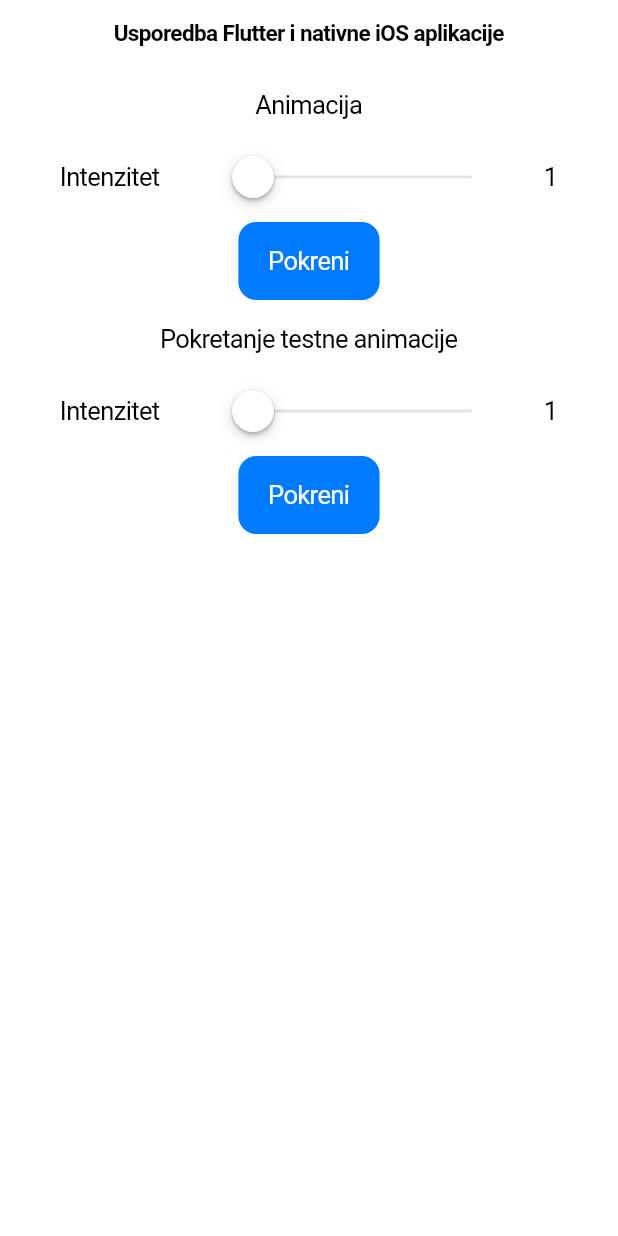
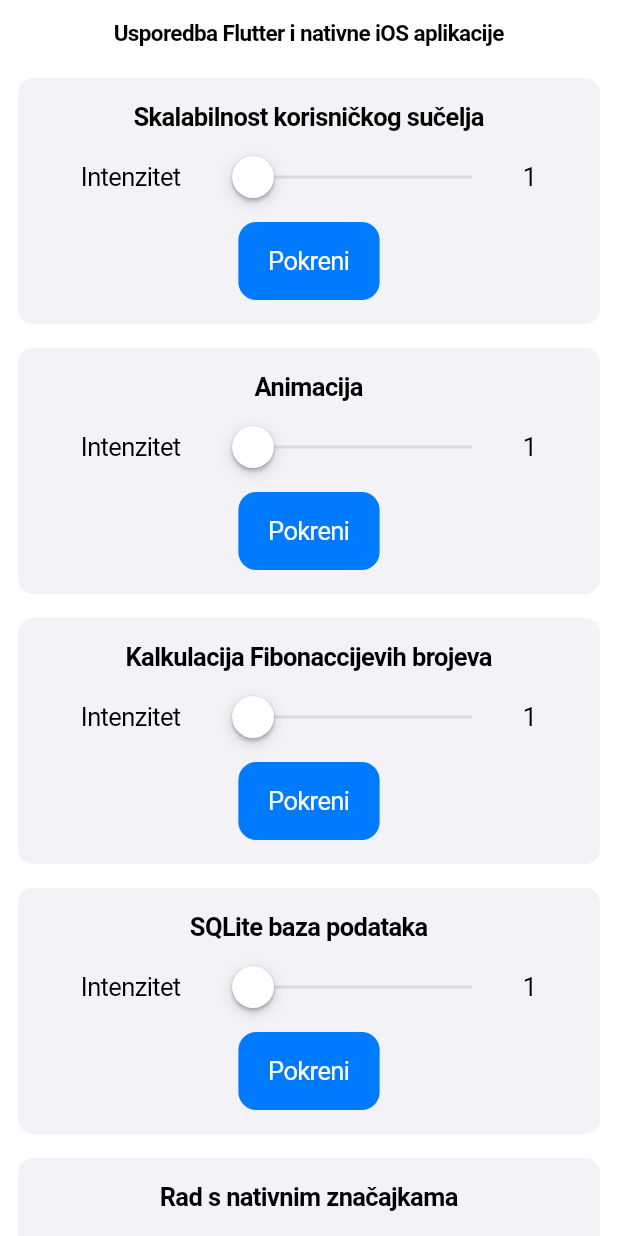
Before and after one commit to kforjan/diplomski, a Flutter app: the screen it shows after launch, on a phone screen of 412 x 824 dp. Run offline on Flutter 3.47's test engine with Material 2 defaults, Android fonts, the light colour scheme and no system bars; our stand-ins replace geolocator, image_picker, moor_flutter; generated files the repository leaves out were written again.

Commit message:
add functionalities

```diff
--- /dev/null
+++ b/lib/data/local/database.dart
@@ -0,0 +1,37 @@
+import 'package:moor_flutter/moor_flutter.dart';
+
+part 'database.g.dart';
+
+class Users extends Table {
+  IntColumn get id => integer().autoIncrement()();
+  TextColumn get name => text()();
+  IntColumn get age => integer()();
+}
+
+@UseMoor(tables: [Users])
+class MyDatabase extends _$MyDatabase {
+  MyDatabase()
+      : super(
+          FlutterQueryExecutor.inDatabaseFolder(
+            path: 'db.sqlite',
+            logStatements: true,
+          ),
+        );
+
+  @override
+  int get schemaVersion => 1;
+
+  Future<List<User>> getAllUsers() => select(users).get();
+
+  Future<void> saveUser(UsersCompanion user) {
+    return into(users).insert(user);
+  }
+
+  Future<void> clearDatabase() async {
+    await delete(users).go();
+  }
+
+  Future<int> countUsers() async {
+    return (await select(users).get()).length;
+  }
+}
--- a/lib/main.dart
+++ b/lib/main.dart
@@ -1,5 +1,5 @@
 import 'package:flutter/cupertino.dart';
-import 'package:flutter_and_native_ios_comparison/views/main_view.dart';
+import 'package:flutter_and_native_ios_comparison/ui/main_screen.dart';
 
 void main() => runApp(const MyApp());
 
@@ -8,16 +8,16 @@
 
   @override
   Widget build(BuildContext context) {
-    return const CupertinoApp(
+    return CupertinoApp(
       title: 'Usporedba Flutter i nativne iOS aplikacije',
       home: CupertinoPageScaffold(
-        navigationBar: CupertinoNavigationBar(
+        navigationBar: const CupertinoNavigationBar(
           middle: Text(
             'Usporedba Flutter i nativne iOS aplikacije',
             style: TextStyle(fontSize: 15),
           ),
         ),
-        child: MainView(),
+        child: MainScreen(),
       ),
     );
   }
--- /dev/null
+++ b/lib/ui/main_screen.dart
@@ -0,0 +1,86 @@
+import 'dart:math';
+
+import 'package:flutter/cupertino.dart';
+import 'package:flutter_and_native_ios_comparison/data/local/database.dart';
+import 'package:flutter_and_native_ios_comparison/ui/animation_screen.dart';
+import 'package:flutter_and_native_ios_comparison/ui/database_screen.dart';
+import 'package:flutter_and_native_ios_comparison/ui/calculation_screen.dart';
+import 'package:flutter_and_native_ios_comparison/ui/native_feature_screen.dart';
+import 'package:flutter_and_native_ios_comparison/ui/scalability_screen.dart';
+import 'package:flutter_and_native_ios_comparison/widgets/slider_main_list_item.dart';
+
+class MainScreen extends StatelessWidget {
+  MainScreen({super.key});
+
+  final database = MyDatabase();
+
+  @override
+  Widget build(BuildContext context) {
+    return SafeArea(
+      child: ListView(
+        children: [
+          MainScreenItem(
+            title: 'Skalabilnost korisničkog sučelja',
+            onStart: (value) {
+              Navigator.of(context).push(
+                CupertinoPageRoute(
+                  builder: (context) => ScalabilityScreen(
+                    intensity: pow(5, value).toInt(),
+                  ),
+                ),
+              );
+            },
+          ),
+          MainScreenItem(
+            title: 'Animacija',
+            onStart: (value) {
+              Navigator.of(context).push(
+                CupertinoPageRoute(
+                  builder: (context) => AnimationScreen(
+                    intensity: pow(10, value).toInt(),
+                  ),
+                ),
+              );
+            },
+          ),
+          MainScreenItem(
+            title: 'Kalkulacija Fibonaccijevih brojeva',
+            onStart: (value) {
+              Navigator.of(context).push(
+                CupertinoPageRoute(
+                  builder: (context) => CalculationScreen(
+                    intensity: pow(7, value).toInt(),
+                  ),
+                ),
+              );
+            },
+          ),
+          MainScreenItem(
+            title: 'SQLite baza podataka',
+            onStart: (value) {
+              Navigator.of(context).push(
+                CupertinoPageRoute(
+                  builder: (context) => DatabaseScreen(
+                    numberOfUsers: pow(10, value - 1).toInt(),
+                    database: database,
+                  ),
+                ),
+              );
+            },
+          ),
+          MainScreenItem(
+            title: 'Rad s nativnim značajkama',
+            showIntensitySlider: false,
+            onStart: (value) {
+              Navigator.of(context).push(
+                CupertinoPageRoute(
+                  builder: (context) => NativeFeaturesScreen(),
+                ),
+              );
+            },
+          ),
+        ],
+      ),
+    );
+  }
+}
--- a/lib/views/main_view.dart
+++ /dev/null
@@ -1,54 +0,0 @@
-import 'dart:math';
-
-import 'package:flutter/cupertino.dart';
-import 'package:flutter_and_native_ios_comparison/views/animation_view.dart';
-import 'package:flutter_and_native_ios_comparison/views/prime_number_screen.dart';
-import 'package:flutter_and_native_ios_comparison/widgets/slider_main_list_item.dart';
-
-class MainView extends StatelessWidget {
-  const MainView({super.key});
-
-  @override
-  Widget build(BuildContext context) {
-    return SafeArea(
-      child: ListView(
-        children: [
-          MainScreenItem(
-            title: 'Animacija',
-            onStart: (value) {
-              Navigator.of(context).push(
-                CupertinoPageRoute(
-                  builder: (context) => IntensiveAnimationScreen(
-                    intensity: pow(10, value).toInt(),
-                  ),
-                ),
-              );
-            },
-          ),
-          MainScreenItem(
-            title: 'Pokretanje testne animacije',
-            onStart: (value) {
-              Navigator.of(context).push(
-                CupertinoPageRoute(
-                  builder: (context) => PrimeNumberScreen(
-                    intensity: pow(10, value).toInt(),
-                  ),
-                ),
-              );
-            },
-          ),
-          // MainScreenItem(
-          //   title: 'Ucitavanje testnog zaslona',
-          //   onLeft: () {},
-          //   onRight: () {},
-          // ),
-          // MainScreenItem(
-          //   title: 'Ucitavanje testnog zaslona',
-          //   onLeft: () {},
-          //   onRight: () {},
-          // ),
-        ],
-      ),
-    );
-  }
-}
--- a/lib/widgets/slider_main_list_item.dart
+++ b/lib/widgets/slider_main_list_item.dart
@@ -1,14 +1,17 @@
 import 'package:flutter/cupertino.dart';
+import 'package:flutter/services.dart';
 
 class MainScreenItem extends StatefulWidget {
   const MainScreenItem({
     required this.title,
     required this.onStart,
+    this.showIntensitySlider = true,
     Key? key,
   }) : super(key: key);
 
   final String title;
   final Function(int) onStart;
+  final bool showIntensitySlider;
 
   @override
   _MainScreenItemState createState() => _MainScreenItemState();
@@ -19,19 +22,22 @@
 
   @override
   Widget build(BuildContext context) {
-    return Column(
+    return Container(
+      decoration: BoxDecoration(
+        borderRadius: BorderRadius.circular(10),
+        color: CupertinoColors.systemGroupedBackground,
+      ),
+      margin: const EdgeInsets.symmetric(vertical: 8.0, horizontal: 12.0),
+      padding: const EdgeInsets.all(16.0),
+      child: Column(
         children: [
-        const SizedBox(height: 8.0),
-        Container(
-          alignment: Alignment.center,
-          padding: const EdgeInsets.all(8.0),
-          child: Text(
+          Text(
             widget.title,
-            style: CupertinoTheme.of(context).textTheme.textStyle,
-          ),
+            style: CupertinoTheme.of(context).textTheme.navTitleTextStyle,
           ),
           const SizedBox(height: 8.0),
-        Row(
+          widget.showIntensitySlider
+              ? Row(
                   mainAxisAlignment: MainAxisAlignment.spaceEvenly,
                   children: [
                     const Text('Intenzitet'),
@@ -41,6 +47,7 @@
                       max: 5,
                       divisions: 4,
                       onChanged: (double value) {
+                        HapticFeedback.lightImpact();
                         setState(() {
                           _sliderValue = value;
                         });
@@ -48,7 +55,8 @@
                     ),
                     Text(_sliderValue.toInt().toString()),
                   ],
-        ),
+                )
+              : Container(),
           const SizedBox(height: 8.0),
           CupertinoButton.filled(
             onPressed: () {
@@ -57,6 +65,61 @@
             child: const Text('Pokreni'),
           ),
         ],
+      ),
     );
   }
 }
+
+    // Skalabilnost korisničkog sučelja:
+    //     Zaslon s velikim brojem elemenata korisničkog sučelja, kao što su gumbi, tekstualna polja, liste i slike.
+    //     Ovaj zaslon može se koristiti za mjerenje opterećenja CPU-a, zauzeća radne memorije i vremena potrebnog za pokretanje korisničkog sučelja.
+
+    // Skrolanje dugih lista:
+    //     Zaslon s dugom listom elemenata (npr., 1000+ stavki) koji se moraju prikazati i ažurirati tijekom pomicanja.
+    //     Ovaj zaslon može se koristiti za mjerenje performansi skrolanja, slika po sekundi (FPS) i opterećenja CPU-a.
+
+    // Pristup lokalnoj bazi podataka:
+    //     Zaslon koji čita i piše podatke u lokalnu bazu podataka (npr. SQLite).
+    //     Ovaj zaslon može se koristiti za mjerenje vremena potrebnog za pristup bazi podataka, zauzeće radne memorije i opterećenje CPU-a.
+
+    // Pristup internetu:
+    //     Zaslon koji dohvaća podatke s web servisa (npr. REST API) i prikazuje ih u korisničkom sučelju.
+    //     Ovaj zaslon može se koristiti za mjerenje vremena potrebnog za pristup internetu, zauzeće radne memorije i opterećenje CPU-a.
+
+    // Rad s nativnim značajkama:
+    //     Zaslon koji koristi nativne značajke poput GPS-a, kamere, mikrofona, senzora pokreta itd.
+    //     Ovaj zaslon može se koristiti za mjerenje vremena pokretanja nativnih značajki, opterećenja CPU-a i potrošnje baterije.
+
+    // Multitasking i rad u pozadini:
+    //     Zaslon koji pokreće zadatke u pozadini, kao što su preuzimanje datoteka, reprodukcija glazbe ili izvođenje dugotrajnih operacija.
+    //     Ovaj zaslon može se koristiti za mjerenje performansi rada u pozadini, potrošnje baterije i opterećenja CPU-a.
+
+    // Optimizacija baterije:
+    //     Zaslon s različitim scenarijima rada, kao što su reprodukcija videozapisa, dugotrajno izvođenje zadataka ili korištenje senzora.
+    //     Ovaj zaslon može se koristiti za mjerenje potrošnje baterije i optimizacije baterije.    Skalabilnost korisničkog sučelja:
+    //     Zaslon s velikim brojem elemenata korisničkog sučelja, kao što su gumbi, tekstualna polja, liste i slike.
+    //     Ovaj zaslon može se koristiti za mjerenje opterećenja CPU-a, zauzeća radne memorije i vremena potrebnog za pokretanje korisničkog sučelja.
+
+    // Skrolanje dugih lista:
+    //     Zaslon s dugom listom elemenata (npr., 1000+ stavki) koji se moraju prikazati i ažurirati tijekom pomicanja.
+    //     Ovaj zaslon može se koristiti za mjerenje performansi skrolanja, slika po sekundi (FPS) i opterećenja CPU-a.
+
+    // Pristup lokalnoj bazi podataka:
+    //     Zaslon koji čita i piše podatke u lokalnu bazu podataka (npr. SQLite).
+    //     Ovaj zaslon može se koristiti za mjerenje vremena potrebnog za pristup bazi podataka, zauzeće radne memorije i opterećenje CPU-a.
+
+    // Pristup internetu:
+    //     Zaslon koji dohvaća podatke s web servisa (npr. REST API) i prikazuje ih u korisničkom sučelju.
+    //     Ovaj zaslon može se koristiti za mjerenje vremena potrebnog za pristup internetu, zauzeće radne memorije i opterećenje CPU-a.
+
+    // Rad s nativnim značajkama:
+    //     Zaslon koji koristi nativne značajke poput GPS-a, kamere, mikrofona, senzora pokreta itd.
+    //     Ovaj zaslon može se koristiti za mjerenje vremena pokretanja nativnih značajki, opterećenja CPU-a i potrošnje baterije.
+
+    // Multitasking i rad u pozadini:
+    //     Zaslon koji pokreće zadatke u pozadini, kao što su preuzimanje datoteka, reprodukcija glazbe ili izvođenje dugotrajnih operacija.
+    //     Ovaj zaslon može se koristiti za mjerenje performansi rada u pozadini, potrošnje baterije i opterećenja CPU-a.
+
+    // Optimizacija baterije:
+    //     Zaslon s različitim scenarijima rada, kao što su reprodukcija videozapisa, dugotrajno izvođenje zadataka ili korištenje senzora.
+    //     Ovaj zaslon može se koristiti za mjerenje potrošnje baterije i optimizacije baterije.
```
Also changed, not shown: lib/ui/animation_screen.dart (renamed from lib/views/animation_view.dart, +5 -6 lines), lib/ui/calculation_screen.dart (added, +93 -0 lines), lib/ui/database_screen.dart (added, +96 -0 lines), lib/ui/native_feature_screen.dart (added, +57 -0 lines), lib/ui/scalability_screen.dart (added, +84 -0 lines), lib/views/prime_number_screen.dart (deleted, +0 -91 lines), pubspec.yaml (+7 -0 lines), lib/data/local/database.g.dart (added), pubspec.lock, 3 other files. Lines whose indentation alone changed are shown as unchanged.
